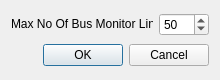
ExplorerOL/QModbusExplorer, file forms/settings.ui: the form before one commit.
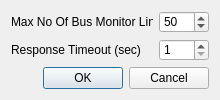
The form after the commit. Icons and pictures are not drawn.

Commit message: Add modbus response timeout. Add column headers.

```diff
--- a/forms/settings.ui
+++ b/forms/settings.ui
@@ -7,7 +7,7 @@
     <x>0</x>
     <y>0</y>
     <width>220</width>
-    <height>80</height>
+    <height>100</height>
    </rect>
   </property>
   <property name="sizePolicy">
@@ -19,7 +19,7 @@
   <property name="minimumSize">
    <size>
     <width>220</width>
-    <height>80</height>
+    <height>100</height>
    </size>
   </property>
   <property name="maximumSize">
@@ -97,6 +97,23 @@
        </property>
       </widget>
      </item>
+     <item row="1" column="1">
+      <widget class="QLabel" name="lblTimeout">
+       <property name="text">
+        <string>Response Timeout (sec)</string>
+       </property>
+      </widget>
+     </item>
+     <item row="1" column="2">
+      <widget class="QSpinBox" name="sbResponseTimeout">
+       <property name="minimum">
+        <number>1</number>
+       </property>
+       <property name="maximum">
+        <number>20</number>
+       </property>
+      </widget>
+     </item>
     </layout>
    </item>
    <item>
```
The commit also changes 11 other files.
